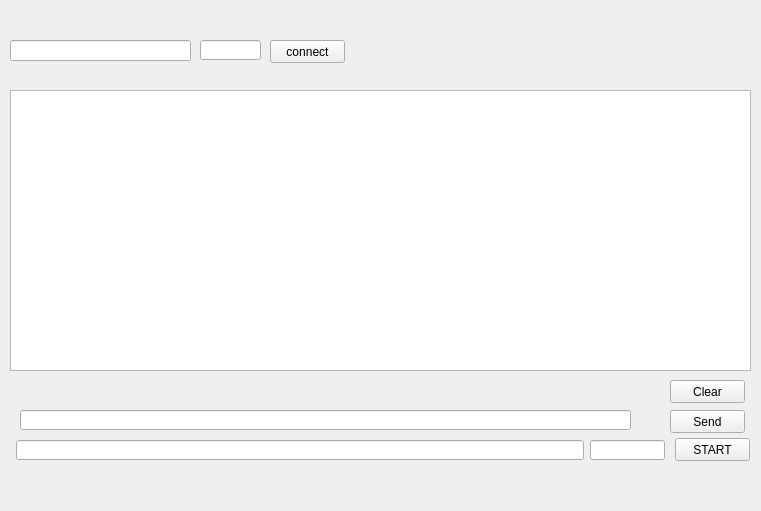
MrHause/CommunicationTester, file tcpclient.ui: the form before one commit.
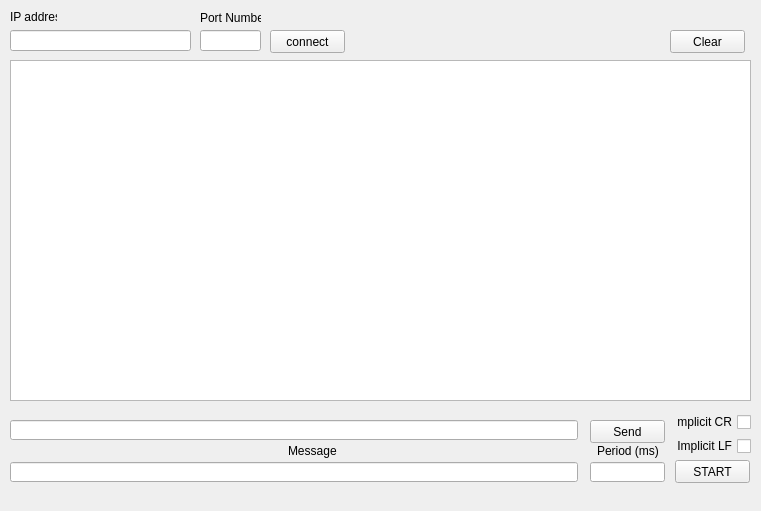
The form after the commit.

Commit message: zmiany w oknie tcpclient + cl + lf + clear

```diff
--- a/tcpclient.ui
+++ b/tcpclient.ui
@@ -17,9 +17,9 @@
    <property name="geometry">
     <rect>
      <x>200</x>
-     <y>40</y>
+     <y>30</y>
      <width>61</width>
-     <height>20</height>
+     <height>21</height>
     </rect>
    </property>
   </widget>
@@ -27,7 +27,7 @@
    <property name="geometry">
     <rect>
      <x>270</x>
-     <y>40</y>
+     <y>30</y>
      <width>75</width>
      <height>23</height>
     </rect>
@@ -40,9 +40,9 @@
    <property name="geometry">
     <rect>
      <x>10</x>
-     <y>90</y>
+     <y>60</y>
      <width>741</width>
-     <height>281</height>
+     <height>341</height>
     </rect>
    </property>
    <property name="html">
@@ -57,7 +57,7 @@
    <property name="geometry">
     <rect>
      <x>670</x>
-     <y>380</y>
+     <y>30</y>
      <width>75</width>
      <height>23</height>
     </rect>
@@ -69,8 +69,8 @@
   <widget class="QPushButton" name="ButtonSend">
    <property name="geometry">
     <rect>
-     <x>670</x>
-     <y>410</y>
+     <x>590</x>
+     <y>420</y>
      <width>75</width>
      <height>23</height>
     </rect>
@@ -83,7 +83,7 @@
    <property name="geometry">
     <rect>
      <x>10</x>
-     <y>40</y>
+     <y>30</y>
      <width>181</width>
      <height>21</height>
     </rect>
@@ -92,9 +92,9 @@
   <widget class="QLineEdit" name="lineSend">
    <property name="geometry">
     <rect>
-     <x>20</x>
-     <y>410</y>
-     <width>611</width>
+     <x>10</x>
+     <y>420</y>
+     <width>568</width>
      <height>20</height>
     </rect>
    </property>
@@ -102,8 +102,8 @@
   <widget class="QLineEdit" name="lineEditSetTxt">
    <property name="geometry">
     <rect>
-     <x>16</x>
-     <y>440</y>
+     <x>10</x>
+     <y>462</y>
      <width>568</width>
      <height>20</height>
     </rect>
@@ -113,7 +113,7 @@
    <property name="geometry">
     <rect>
      <x>675</x>
-     <y>438</y>
+     <y>460</y>
      <width>75</width>
      <height>23</height>
     </rect>
@@ -126,12 +126,105 @@
    <property name="geometry">
     <rect>
      <x>590</x>
-     <y>440</y>
+     <y>462</y>
      <width>75</width>
      <height>20</height>
     </rect>
    </property>
   </widget>
+  <widget class="QWidget" name="layoutWidget">
+   <property name="geometry">
+    <rect>
+     <x>676</x>
+     <y>413</y>
+     <width>75</width>
+     <height>42</height>
+    </rect>
+   </property>
+   <layout class="QVBoxLayout" name="verticalLayout">
+    <item>
+     <widget class="QCheckBox" name="checkBox_CR">
+      <property name="layoutDirection">
+       <enum>Qt::RightToLeft</enum>
+      </property>
+      <property name="text">
+       <string>Implicit CR</string>
+      </property>
+     </widget>
+    </item>
+    <item>
+     <widget class="QCheckBox" name="checkBox_LF">
+      <property name="sizePolicy">
+       <sizepolicy hsizetype="Minimum" vsizetype="Fixed">
+        <horstretch>0</horstretch>
+        <verstretch>0</verstretch>
+       </sizepolicy>
+      </property>
+      <property name="layoutDirection">
+       <enum>Qt::RightToLeft</enum>
+      </property>
+      <property name="autoFillBackground">
+       <bool>false</bool>
+      </property>
+      <property name="text">
+       <string>Implicit LF</string>
+      </property>
+     </widget>
+    </item>
+   </layout>
+  </widget>
+  <widget class="QLabel" name="label">
+   <property name="geometry">
+    <rect>
+     <x>10</x>
+     <y>10</y>
+     <width>47</width>
+     <height>13</height>
+    </rect>
+   </property>
+   <property name="text">
+    <string>IP address</string>
+   </property>
+  </widget>
+  <widget class="QLabel" name="label_2">
+   <property name="geometry">
+    <rect>
+     <x>200</x>
+     <y>10</y>
+     <width>61</width>
+     <height>16</height>
+    </rect>
+   </property>
+   <property name="text">
+    <string>Port Number</string>
+   </property>
+  </widget>
+  <widget class="QLabel" name="label_4">
+   <property name="geometry">
+    <rect>
+     <x>288</x>
+     <y>443</y>
+     <width>81</width>
+     <height>16</height>
+    </rect>
+   </property>
+   <property name="text">
+    <string>Message</string>
+   </property>
+  </widget>
+  <widget class="QLabel" name="label_5">
+   <property name="geometry">
+    <rect>
+     <x>597</x>
+     <y>443</y>
+     <width>81</width>
+     <height>16</height>
+    </rect>
+   </property>
+   <property name="text">
+    <string>Period (ms)</string>
+   </property>
+  </widget>
  </widget>
  <resources/>
  <connections/>
```
The commit also changes 3 other files.
